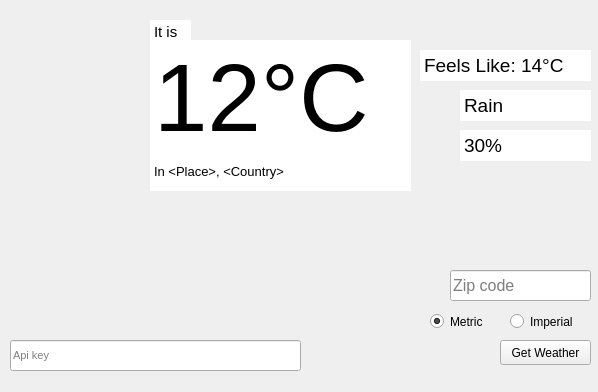
First picture: the form in uis/weather_gui.ui, repository emmafornash/Weather-Report, before the edit.
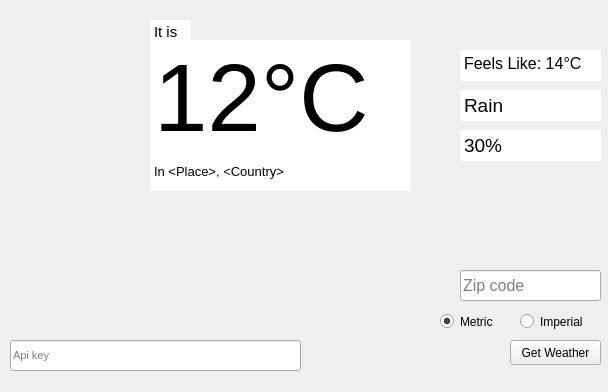
Second picture: the form after the edit. Icons and pictures are not drawn.

Commit message: added an extra icon section in front of fells like

```diff
--- a/uis/weather_gui.ui
+++ b/uis/weather_gui.ui
@@ -6,7 +6,7 @@
    <rect>
     <x>0</x>
     <y>0</y>
-    <width>598</width>
+    <width>608</width>
     <height>392</height>
    </rect>
   </property>
@@ -60,7 +60,7 @@
    <widget class="QPushButton" name="get_weather">
     <property name="geometry">
      <rect>
-      <x>500</x>
+      <x>510</x>
       <y>340</y>
       <width>91</width>
       <height>25</height>
@@ -75,7 +75,7 @@
      <rect>
       <x>460</x>
       <y>90</y>
-      <width>131</width>
+      <width>141</width>
       <height>31</height>
      </rect>
     </property>
@@ -118,7 +118,7 @@
      <rect>
       <x>460</x>
       <y>130</y>
-      <width>131</width>
+      <width>141</width>
       <height>31</height>
      </rect>
     </property>
@@ -205,7 +205,7 @@
    <widget class="QRadioButton" name="imperial_radio">
     <property name="geometry">
      <rect>
-      <x>510</x>
+      <x>520</x>
       <y>310</y>
       <width>81</width>
       <height>23</height>
@@ -218,7 +218,7 @@
    <widget class="QRadioButton" name="metric_radio">
     <property name="geometry">
      <rect>
-      <x>430</x>
+      <x>440</x>
       <y>310</y>
       <width>71</width>
       <height>23</height>
@@ -252,7 +252,7 @@
    <widget class="QLineEdit" name="zipcode_edit">
     <property name="geometry">
      <rect>
-      <x>450</x>
+      <x>460</x>
       <y>270</y>
       <width>141</width>
       <height>31</height>
@@ -273,15 +273,15 @@
    <widget class="QTextEdit" name="current_feels_like">
     <property name="geometry">
      <rect>
-      <x>420</x>
+      <x>460</x>
       <y>50</y>
-      <width>171</width>
+      <width>141</width>
       <height>31</height>
      </rect>
     </property>
     <property name="font">
      <font>
-      <pointsize>14</pointsize>
+      <pointsize>12</pointsize>
      </font>
     </property>
     <property name="frameShape">
@@ -300,7 +300,7 @@
      <string>&lt;!DOCTYPE HTML PUBLIC &quot;-//W3C//DTD HTML 4.0//EN&quot; &quot;http://www.w3.org/TR/REC-html40/strict.dtd&quot;&gt;
 &lt;html&gt;&lt;head&gt;&lt;meta name=&quot;qrichtext&quot; content=&quot;1&quot; /&gt;&lt;style type=&quot;text/css&quot;&gt;
 p, li { white-space: pre-wrap; }
-&lt;/style&gt;&lt;/head&gt;&lt;body style=&quot; font-family:'Ubuntu'; font-size:14pt; font-weight:400; font-style:normal;&quot;&gt;
+&lt;/style&gt;&lt;/head&gt;&lt;body style=&quot; font-family:'Ubuntu'; font-size:12pt; font-weight:400; font-style:normal;&quot;&gt;
 &lt;p style=&quot; margin-top:0px; margin-bottom:0px; margin-left:0px; margin-right:0px; -qt-block-indent:0; text-indent:0px;&quot;&gt;Feels Like: 14°C&lt;/p&gt;&lt;/body&gt;&lt;/html&gt;</string>
     </property>
    </widget>
@@ -370,6 +370,22 @@
      <bool>true</bool>
     </property>
    </widget>
+   <widget class="QLabel" name="extra_icon_label">
+    <property name="geometry">
+     <rect>
+      <x>420</x>
+      <y>50</y>
+      <width>31</width>
+      <height>31</height>
+     </rect>
+    </property>
+    <property name="text">
+     <string/>
+    </property>
+    <property name="scaledContents">
+     <bool>true</bool>
+    </property>
+   </widget>
   </widget>
   <widget class="QMenuBar" name="menubar">
    <property name="geometry">
```
Left out of the diff: 2 changed lines with no effect on the pictures. The commit also changes 7 other files.
